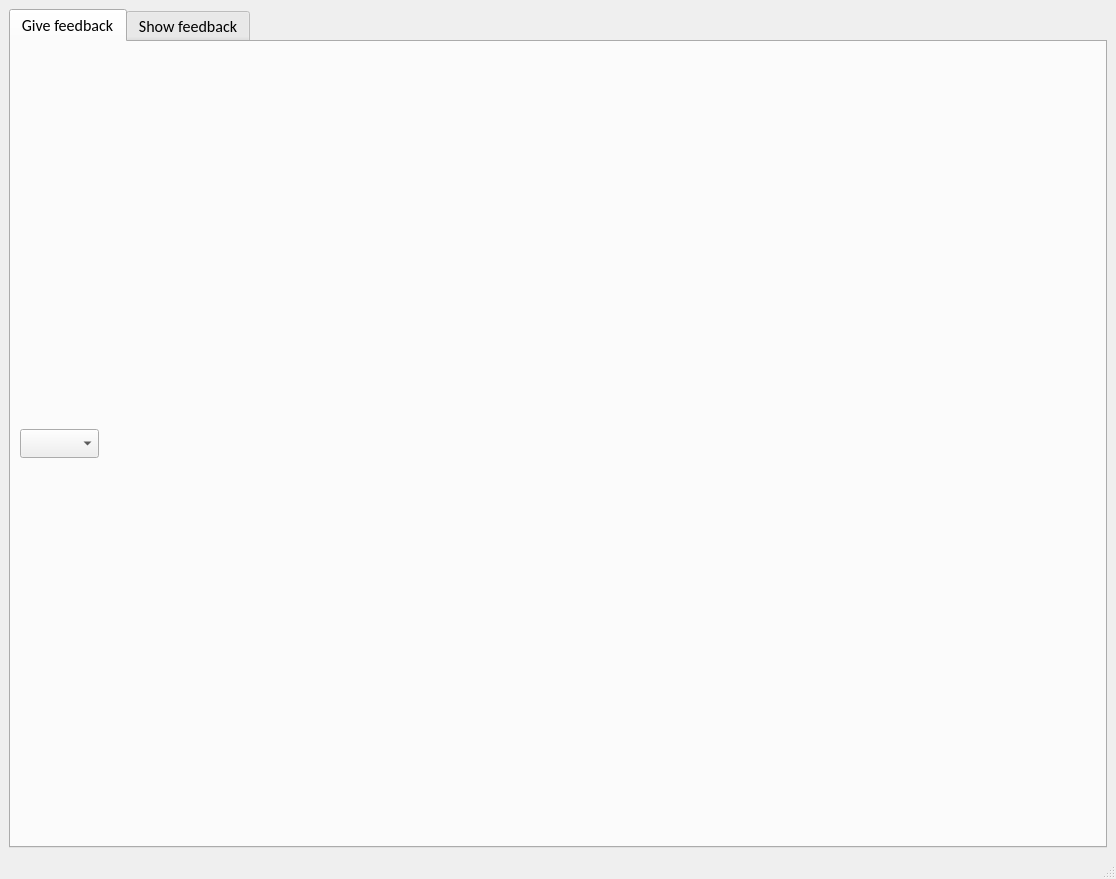
Qt form src/feat/views/gui_feat.ui (AnneliesVlaar/Feat) before a commit.
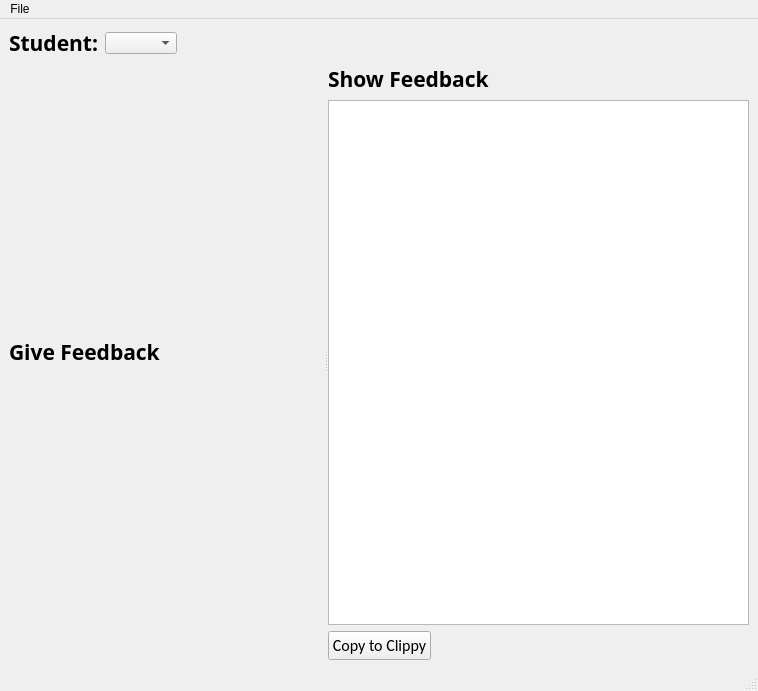
The same form after that commit. The open tabs and pages were chosen to show the change.

Commit message: Gui design split view add slider

Diff of the .ui file:
```diff
--- a/src/feat/views/gui_feat.ui
+++ b/src/feat/views/gui_feat.ui
@@ -6,8 +6,8 @@
    <rect>
     <x>0</x>
     <y>0</y>
-    <width>1116</width>
-    <height>879</height>
+    <width>758</width>
+    <height>691</height>
    </rect>
   </property>
   <property name="windowTitle">
@@ -16,52 +16,201 @@
   <widget class="QWidget" name="centralwidget">
    <layout class="QGridLayout" name="gridLayout">
     <item row="0" column="0">
-     <widget class="QTabWidget" name="tabWidget">
-      <property name="font">
-       <font>
-        <family>Calibri</family>
-        <pointsize>12</pointsize>
-       </font>
+     <layout class="QHBoxLayout" name="horizontalLayout">
+      <property name="sizeConstraint">
+       <enum>QLayout::SetDefaultConstraint</enum>
       </property>
-      <property name="currentIndex">
-       <number>1</number>
+      <item>
+       <widget class="QLabel" name="label_3">
+        <property name="sizePolicy">
+         <sizepolicy hsizetype="Fixed" vsizetype="Fixed">
+          <horstretch>0</horstretch>
+          <verstretch>0</verstretch>
+         </sizepolicy>
+        </property>
+        <property name="font">
+         <font>
+          <family>Agency FB</family>
+          <pointsize>16</pointsize>
+          <weight>75</weight>
+          <bold>true</bold>
+         </font>
+        </property>
+        <property name="text">
+         <string>Student:</string>
+        </property>
+       </widget>
+      </item>
+      <item>
+       <widget class="QComboBox" name="student_comboBox">
+        <property name="sizePolicy">
+         <sizepolicy hsizetype="Fixed" vsizetype="Fixed">
+          <horstretch>0</horstretch>
+          <verstretch>0</verstretch>
+         </sizepolicy>
+        </property>
+        <property name="minimumSize">
+         <size>
+          <width>0</width>
+          <height>0</height>
+         </size>
+        </property>
+        <property name="insertPolicy">
+         <enum>QComboBox::InsertAtBottom</enum>
+        </property>
+        <property name="sizeAdjustPolicy">
+         <enum>QComboBox::AdjustToContentsOnFirstShow</enum>
+        </property>
+       </widget>
+      </item>
+      <item>
+       <spacer name="horizontalSpacer_5">
+        <property name="orientation">
+         <enum>Qt::Horizontal</enum>
+        </property>
+        <property name="sizeHint" stdset="0">
+         <size>
+          <width>40</width>
+          <height>20</height>
+         </size>
+        </property>
+       </spacer>
+      </item>
+      <item>
+       <layout class="QHBoxLayout" name="horizontalLayout_2"/>
+      </item>
+     </layout>
+    </item>
+    <item row="1" column="0">
+     <widget class="QSplitter" name="splitter">
+      <property name="orientation">
+       <enum>Qt::Horizontal</enum>
       </property>
-      <widget class="QWidget" name="tab">
-       <attribute name="title">
-        <string>Give feedback</string>
-       </attribute>
-       <layout class="QGridLayout" name="gridLayout_3">
-        <item row="1" column="0">
-         <layout class="QVBoxLayout" name="verticalLayout">
+      <widget class="QWidget" name="">
+       <layout class="QVBoxLayout" name="verticalLayout_2">
+        <item>
+         <layout class="QVBoxLayout" name="verticalLayout_3">
           <item>
-           <layout class="QVBoxLayout" name="vbox"/>
+           <layout class="QHBoxLayout" name="horizontalLayout_4">
+            <item>
+             <widget class="QLabel" name="label">
+              <property name="sizePolicy">
+               <sizepolicy hsizetype="Fixed" vsizetype="Fixed">
+                <horstretch>0</horstretch>
+                <verstretch>0</verstretch>
+               </sizepolicy>
+              </property>
+              <property name="font">
+               <font>
+                <family>Agency FB</family>
+                <pointsize>16</pointsize>
+                <weight>75</weight>
+                <bold>true</bold>
+               </font>
+              </property>
+              <property name="text">
+               <string>Give Feedback</string>
+              </property>
+             </widget>
+            </item>
+            <item>
+             <spacer name="horizontalSpacer">
+              <property name="orientation">
+               <enum>Qt::Horizontal</enum>
+              </property>
+              <property name="sizeHint" stdset="0">
+               <size>
+                <width>40</width>
+                <height>20</height>
+               </size>
+              </property>
+             </spacer>
+            </item>
+           </layout>
+          </item>
+          <item>
+           <layout class="QVBoxLayout" name="vbox">
+            <property name="sizeConstraint">
+             <enum>QLayout::SetNoConstraint</enum>
+            </property>
+           </layout>
           </item>
          </layout>
         </item>
-        <item row="0" column="0" alignment="Qt::AlignLeft">
-         <widget class="QComboBox" name="student_comboBox">
-          <property name="minimumSize">
+        <item>
+         <spacer name="horizontalSpacer_2">
+          <property name="orientation">
+           <enum>Qt::Horizontal</enum>
+          </property>
+          <property name="sizeHint" stdset="0">
            <size>
-            <width>0</width>
-            <height>0</height>
+            <width>40</width>
+            <height>20</height>
            </size>
           </property>
-         </widget>
+         </spacer>
         </item>
        </layout>
       </widget>
-      <widget class="QWidget" name="tab_2">
-       <attribute name="title">
-        <string>Show feedback</string>
-       </attribute>
-       <layout class="QGridLayout" name="gridLayout_2">
-        <item row="0" column="0">
-         <layout class="QVBoxLayout" name="verticalLayout_2">
+      <widget class="QWidget" name="">
+       <layout class="QVBoxLayout" name="verticalLayout_4">
+        <item>
+         <layout class="QHBoxLayout" name="horizontalLayout_3">
           <item>
-           <widget class="QTextEdit" name="read_only"/>
+           <widget class="QLabel" name="label_2">
+            <property name="sizePolicy">
+             <sizepolicy hsizetype="Fixed" vsizetype="Fixed">
+              <horstretch>0</horstretch>
+              <verstretch>0</verstretch>
+             </sizepolicy>
+            </property>
+            <property name="font">
+             <font>
+              <family>Agency FB</family>
+              <pointsize>16</pointsize>
+              <weight>75</weight>
+              <bold>true</bold>
+             </font>
+            </property>
+            <property name="text">
+             <string>Show Feedback</string>
+            </property>
+           </widget>
           </item>
-          <item alignment="Qt::AlignLeft">
+          <item>
+           <spacer name="horizontalSpacer_3">
+            <property name="orientation">
+             <enum>Qt::Horizontal</enum>
+            </property>
+            <property name="sizeHint" stdset="0">
+             <size>
+              <width>40</width>
+              <height>20</height>
+             </size>
+            </property>
+           </spacer>
+          </item>
+         </layout>
+        </item>
+        <item>
+         <widget class="QTextEdit" name="read_only"/>
+        </item>
+        <item>
+         <layout class="QHBoxLayout" name="horizontalLayout_5">
+          <item>
            <widget class="QPushButton" name="copy_button">
+            <property name="sizePolicy">
+             <sizepolicy hsizetype="Fixed" vsizetype="Fixed">
+              <horstretch>0</horstretch>
+              <verstretch>0</verstretch>
+             </sizepolicy>
+            </property>
+            <property name="maximumSize">
+             <size>
+              <width>167</width>
+              <height>16777215</height>
+             </size>
+            </property>
             <property name="font">
              <font>
               <family>Calibri</family>
@@ -73,6 +222,19 @@
             </property>
            </widget>
           </item>
+          <item>
+           <spacer name="horizontalSpacer_4">
+            <property name="orientation">
+             <enum>Qt::Horizontal</enum>
+            </property>
+            <property name="sizeHint" stdset="0">
+             <size>
+              <width>40</width>
+              <height>20</height>
+             </size>
+            </property>
+           </spacer>
+          </item>
          </layout>
         </item>
        </layout>
@@ -86,10 +248,18 @@
     <rect>
      <x>0</x>
      <y>0</y>
-     <width>1116</width>
+     <width>758</width>
      <height>21</height>
     </rect>
    </property>
+   <widget class="QMenu" name="menuFile">
+    <property name="title">
+     <string>File</string>
+    </property>
+    <addaction name="actionOpen"/>
+    <addaction name="actionnew"/>
+   </widget>
+   <addaction name="menuFile"/>
   </widget>
   <widget class="QStatusBar" name="statusbar"/>
  </widget>
```
Left out of the diff: 10 changed lines with no effect on the pictures. The commit also changes 2 other files.
